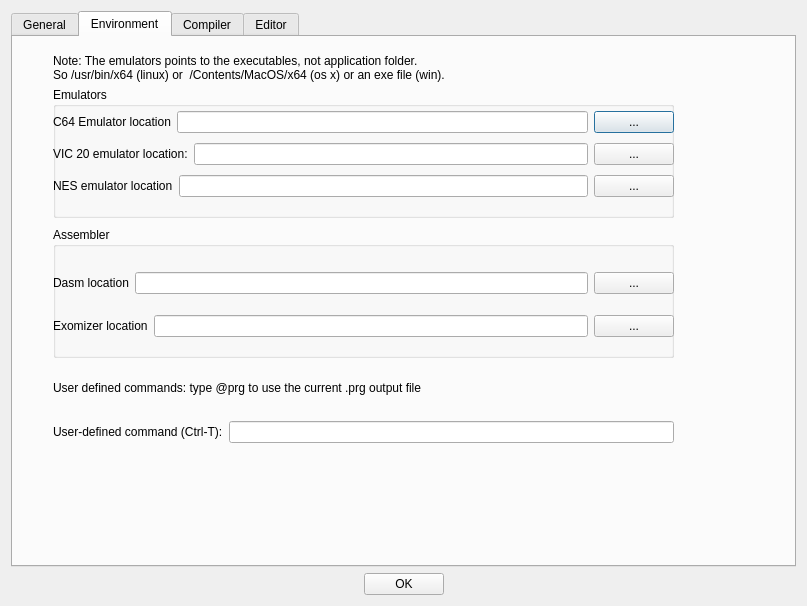
Qt form source/dialogtrsesettings.ui (leuat/TRSE) before a commit.
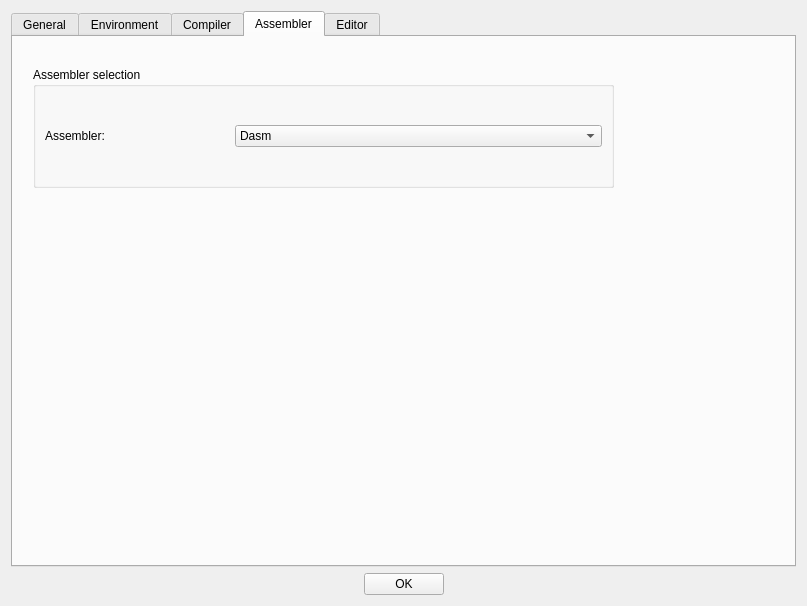
The same form after that commit.

What changed in the file:
```diff
--- a/source/dialogtrsesettings.ui
+++ b/source/dialogtrsesettings.ui
@@ -19,7 +19,7 @@
      <item>
       <widget class="QTabWidget" name="tabWidget">
        <property name="currentIndex">
-        <number>1</number>
+        <number>3</number>
        </property>
        <widget class="QWidget" name="tab">
         <attribute name="title">
@@ -343,6 +343,55 @@
          </layout>
         </widget>
        </widget>
+       <widget class="QWidget" name="tab_4">
+        <attribute name="title">
+         <string>Assembler</string>
+        </attribute>
+        <widget class="QGroupBox" name="groupBox_6">
+         <property name="geometry">
+          <rect>
+           <x>20</x>
+           <y>30</y>
+           <width>581</width>
+           <height>121</height>
+          </rect>
+         </property>
+         <property name="title">
+          <string>Assembler selection</string>
+         </property>
+         <layout class="QGridLayout" name="gridLayout_6">
+          <item row="0" column="0">
+           <layout class="QVBoxLayout" name="verticalLayout_7">
+            <item>
+             <layout class="QHBoxLayout" name="horizontalLayout_10" stretch="1,2">
+              <item>
+               <widget class="QLabel" name="label_15">
+                <property name="text">
+                 <string>Assembler:</string>
+                </property>
+               </widget>
+              </item>
+              <item>
+               <widget class="QComboBox" name="cmbAssembler">
+                <item>
+                 <property name="text">
+                  <string>Dasm</string>
+                 </property>
+                </item>
+                <item>
+                 <property name="text">
+                  <string>OrgAsm</string>
+                 </property>
+                </item>
+               </widget>
+              </item>
+             </layout>
+            </item>
+           </layout>
+          </item>
+         </layout>
+        </widget>
+       </widget>
        <widget class="QWidget" name="tab_3">
         <attribute name="title">
          <string>Editor</string>
```
